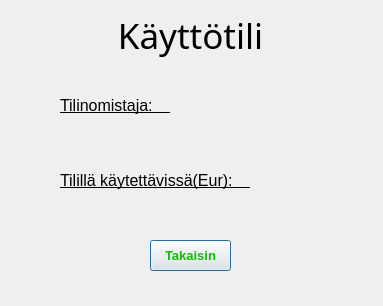
The window that banksimul/saldo.ui (aryhma/sovellusprojekti) describes before a commit, drawn with Qt 5.
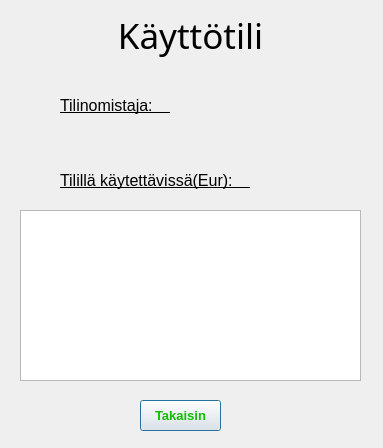
The same window after the commit.

Commit message: Saldo näkymää muokattu

```diff
--- a/banksimul/saldo.ui
+++ b/banksimul/saldo.ui
@@ -7,7 +7,7 @@
     <x>0</x>
     <y>0</y>
     <width>383</width>
-    <height>306</height>
+    <height>448</height>
    </rect>
   </property>
   <property name="windowTitle">
@@ -78,8 +78,8 @@
   <widget class="QPushButton" name="btnTakaisin">
    <property name="geometry">
     <rect>
-     <x>150</x>
-     <y>240</y>
+     <x>140</x>
+     <y>400</y>
      <width>81</width>
      <height>31</height>
     </rect>
@@ -132,6 +132,22 @@
     <string>Takaisin</string>
    </property>
   </widget>
+  <widget class="QTableView" name="tableView">
+   <property name="geometry">
+    <rect>
+     <x>20</x>
+     <y>210</y>
+     <width>341</width>
+     <height>171</height>
+    </rect>
+   </property>
+   <property name="verticalScrollBarPolicy">
+    <enum>Qt::ScrollBarAlwaysOff</enum>
+   </property>
+   <property name="horizontalScrollBarPolicy">
+    <enum>Qt::ScrollBarAlwaysOff</enum>
+   </property>
+  </widget>
  </widget>
  <resources/>
  <connections/>
```
The commit also changes 8 other files.
